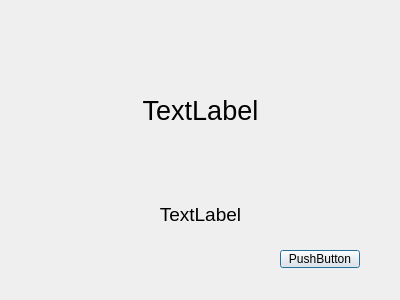
Qt form goldMiner/endgamedialog.ui (fatty-belly/QT-goldMiner) before a commit.
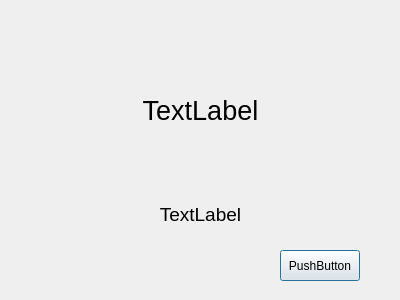
The same form after that commit.

Diff of the .ui file:
```diff
--- a/goldMiner/endgamedialog.ui
+++ b/goldMiner/endgamedialog.ui
@@ -40,7 +40,7 @@
      <x>280</x>
      <y>250</y>
      <width>80</width>
-     <height>18</height>
+     <height>31</height>
     </rect>
    </property>
    <property name="text">
```
